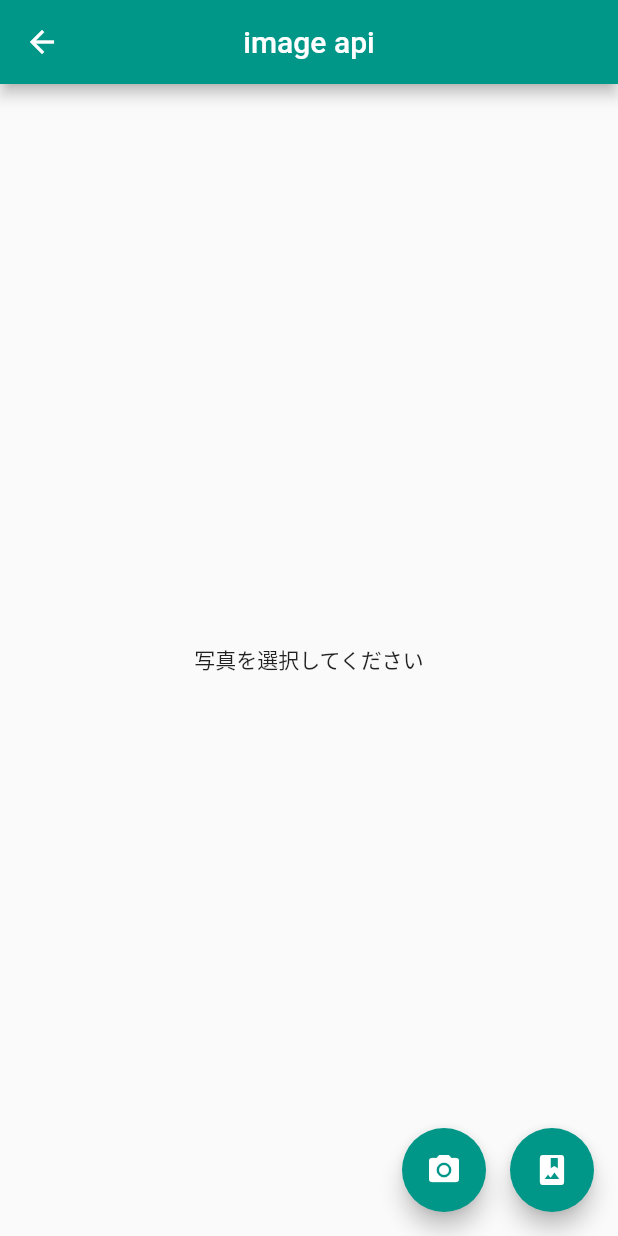
After one commit to RuiOkazaki/flutter_practice_introduction, a Flutter app: the CameraPage screen opened by its route, after a tap on the "photo camera" icon, on a phone screen of 412 x 824 dp. The commit adds this screen. Run offline on Flutter 3.47's test engine with Material 2 defaults, Android fonts, the phone set to English and light mode, and no system bars; our stand-ins replace flutter_datetime_picker, image_picker.

Commit message:
feat: image api

```diff
--- a/lib/main.dart
+++ b/lib/main.dart
@@ -1,5 +1,6 @@
 import 'package:flutter/material.dart';
 import 'package:flutter_practice_introduction/pages/animation_widget.dart';
+import 'package:flutter_practice_introduction/pages/image_api.dart';
 import 'package:flutter_practice_introduction/pages/my_home_page.dart';
 import 'package:flutter_practice_introduction/pages/now_loading.dart';
 import 'package:flutter_practice_introduction/pages/whats_today.dart';
@@ -26,6 +27,7 @@ class MyApp extends StatelessWidget {
         '/now_loading': (BuildContext context) => const NowLoading(),
         '/whats_day': (BuildContext context) => const WhatsDay(),
         '/animation_widget': (BuildContext context) => const AnimationWidget(),
+        '/image_api': (BuildContext context) => const CameraPage(),
       },
     );
   }
--- /dev/null
+++ b/lib/pages/image_api.dart
@@ -0,0 +1,57 @@
+import 'dart:io';
+
+import 'package:flutter/material.dart';
+import 'package:flutter_practice_introduction/components/header.dart';
+import 'package:image_picker/image_picker.dart';
+
+class CameraPage extends StatefulWidget {
+  const CameraPage({super.key});
+
+  @override
+  State<CameraPage> createState() => _CameraPageState();
+}
+
+class _CameraPageState extends State<CameraPage> {
+  XFile? _image;
+  final imagePicker = ImagePicker();
+
+  Future getImageFromCamera() async {
+    final pickedFile = await imagePicker.pickImage(source: ImageSource.camera);
+    setState(() {
+      if (pickedFile != null) _image = XFile(pickedFile.path);
+    });
+  }
+
+  Future getImageFromGarally() async {
+    final pickedFile = await imagePicker.pickImage(source: ImageSource.gallery);
+    setState(() {
+      if (pickedFile != null) _image = XFile(pickedFile.path);
+    });
+  }
+
+  @override
+  Widget build(BuildContext context) {
+    return Scaffold(
+      appBar: genHeader('image api'),
+      body: Center(
+        child: _image == null
+            ? const Text('写真を選択してください')
+            : Image.file(File(_image!.path)),
+      ),
+      floatingActionButton: Row(
+        mainAxisSize: MainAxisSize.min,
+        children: [
+          Container(
+            margin: const EdgeInsets.only(right: 16),
+            child: FloatingActionButton(
+                onPressed: getImageFromCamera,
+                child: const Icon(Icons.photo_camera)),
+          ),
+          FloatingActionButton(
+              onPressed: getImageFromGarally,
+              child: const Icon(Icons.photo_album)),
+        ],
+      ),
+    );
+  }
+}
--- a/lib/pages/my_home_page.dart
+++ b/lib/pages/my_home_page.dart
@@ -15,6 +15,7 @@ class MyHomePage extends StatelessWidget {
           genLink(context, "/now_loading"),
           genLink(context, "/whats_day"),
           genLink(context, "/animation_widget"),
+          genLink(context, "/image_api"),
         ],
       ),
       drawer: const Drawer(
--- a/pubspec.yaml
+++ b/pubspec.yaml
@@ -38,6 +38,7 @@ dependencies:
   url_launcher: ^6.1.5
   intl: ^0.17.0
   flutter_datetime_picker: ^1.5.1
+  image_picker: ^0.8.5+3
 
 dev_dependencies:
   flutter_test:
```
Also changed, not shown: pubspec.lock, 2 other files.
